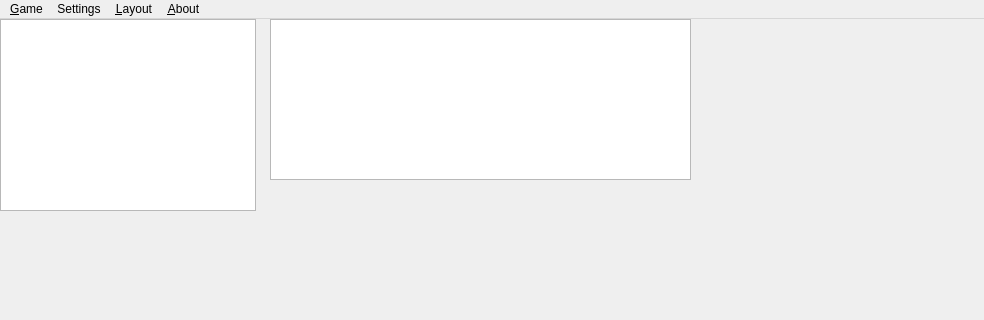
Qt form mainwindow.ui (gwolffgang/Oni) before a commit; both pictures show x 0 to 984 and y 0 to 320 of the 984 by 522 pixel window.
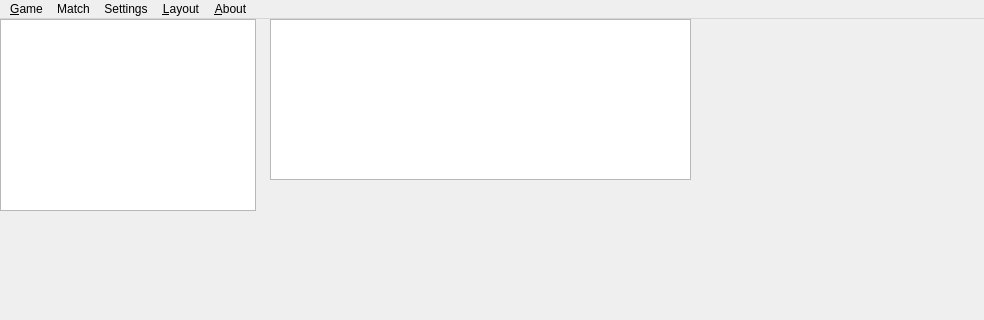
The same form after that commit.

```diff
--- a/mainwindow.ui
+++ b/mainwindow.ui
@@ -93,7 +93,14 @@
     <addaction name="menuFlipBoard"/>
     <addaction name="actionHideNotation"/>
    </widget>
+   <widget class="QMenu" name="menuMatch">
+    <property name="title">
+     <string>Match</string>
+    </property>
+    <addaction name="actionResign"/>
+   </widget>
    <addaction name="menuGame"/>
+   <addaction name="menuMatch"/>
    <addaction name="menuSettings"/>
    <addaction name="menuLayout"/>
    <addaction name="menuAbout"/>
```
Left out of the diff: 9 changed lines with no effect on the pictures.
